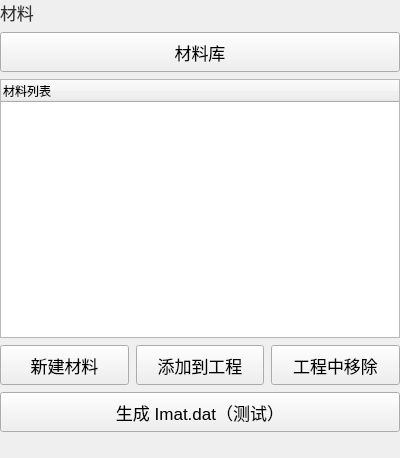
Above: plugins/Base_MaterialManager/MaterialManagerWidget.ui from asd977/base_cae before the change. Below: the same form after it.
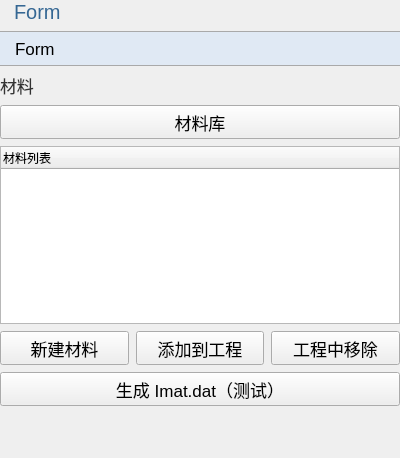
That is the form after the change. Icons and pictures are not drawn.

The edit to the form file:
```diff
--- a/plugins/Base_MaterialManager/MaterialManagerWidget.ui
+++ b/plugins/Base_MaterialManager/MaterialManagerWidget.ui
@@ -127,6 +127,20 @@
    <property name="bottomMargin">
     <number>26</number>
    </property>
+   <item>
+    <widget class="QLabel" name="pageNameLabel">
+     <property name="text">
+      <string>Form</string>
+     </property>
+    </widget>
+   </item>
+   <item>
+    <widget class="QPushButton" name="pushButton">
+     <property name="text">
+      <string>Form</string>
+     </property>
+    </widget>
+   </item>
    <item>
     <widget class="QLabel" name="label">
      <property name="text">
@@ -188,6 +202,19 @@
      </property>
     </widget>
    </item>
+   <item>
+    <spacer name="verticalSpacer">
+     <property name="orientation">
+      <enum>Qt::Vertical</enum>
+     </property>
+     <property name="sizeHint" stdset="0">
+      <size>
+       <width>20</width>
+       <height>40</height>
+      </size>
+     </property>
+    </spacer>
+   </item>
   </layout>
  </widget>
  <resources/>
```
